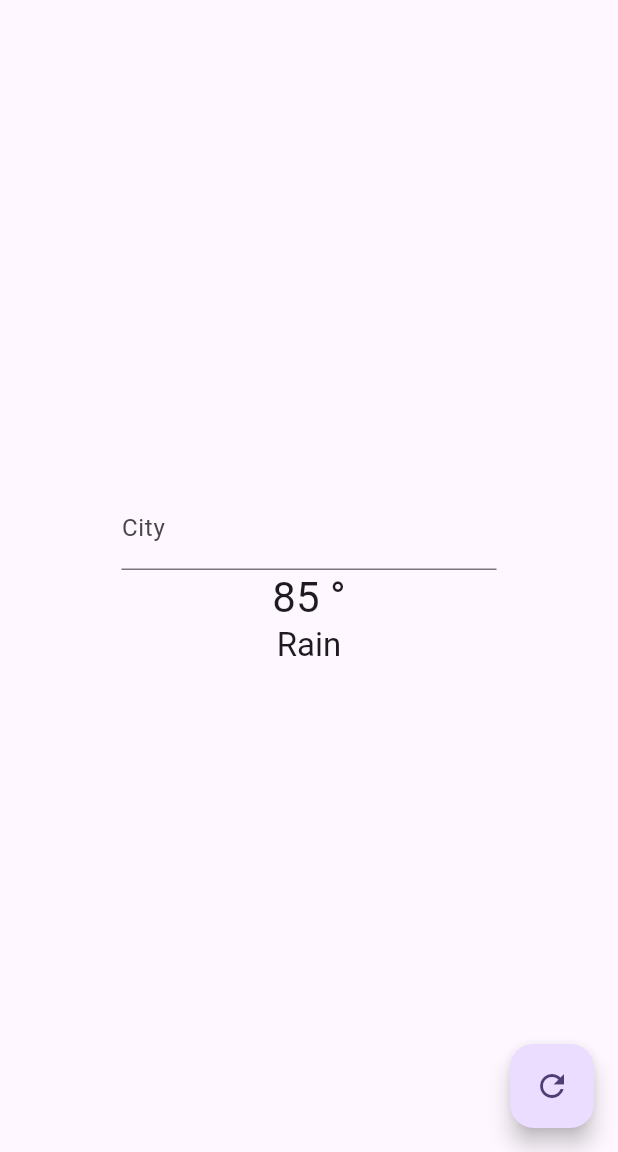
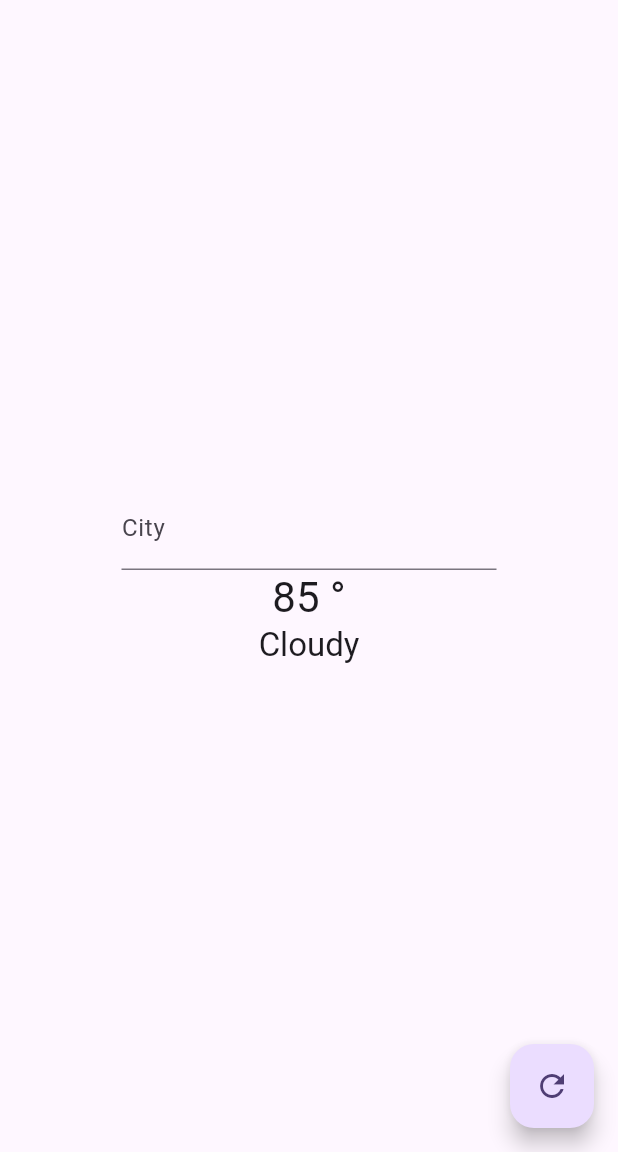
Before and after one commit to isaacLara1214/weather_info_app, a Flutter app: the screen it shows after launch, after a tap on the "refresh" icon, on a phone screen of 412 x 824 dp, the part 84-1236 px from its top. Run offline on Flutter 3.47's test engine with Material 3 defaults, Android fonts, the phone set to English and light mode, and no system bars.

Commit message:
added random weather pattern with refresh

```diff
--- a/lib/main.dart
+++ b/lib/main.dart
@@ -32,10 +32,11 @@ class MyHomePage extends StatefulWidget {
 class _MyHomePageState extends State<MyHomePage> {
   int _temp = 0;
   String _weather = "Cloudy";
+  var array = ["Cloudy", "Rain", "Sunny", "Snow", "Windy"];
 
   void _randomizeWeather() {
     setState(() {
-      _weather = "Rain";
+      _weather = array[Random().nextInt(array.length)];
     });
   }
 
```
